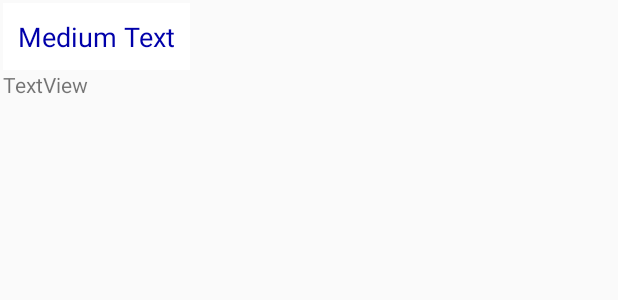
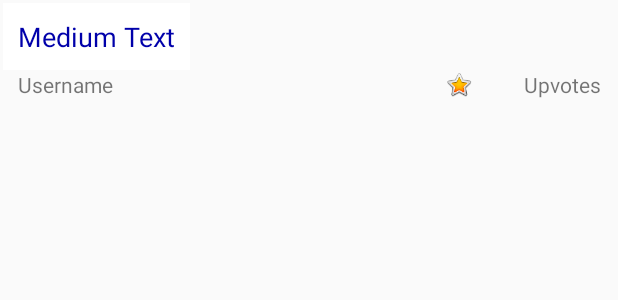
Before and after one commit to zrivard/Class-Connect, an Android app: the layout chat_item_white.xml on its own in the app's theme, with its tools: preview values and no code run, on a phone screen of 412 x 824 dp. Shown: the top 300 px of the screen. Run offline under Robolectric (Android 15) with nearby library versions, the phone set to English and light mode, and no system bars.

Commit message:
Upvote working

```diff
--- a/app/src/main/res/layout/chat_item_white.xml
+++ b/app/src/main/res/layout/chat_item_white.xml
@@ -1,5 +1,7 @@
 <?xml version="1.0" encoding="utf-8"?>
 <LinearLayout xmlns:android="http://schemas.android.com/apk/res/android"
+    xmlns:app="http://schemas.android.com/apk/res-auto"
+    xmlns:tools="http://schemas.android.com/tools"
     android:id="@+id/msgBubble"
     android:layout_width="match_parent"
     android:layout_height="wrap_content"
@@ -18,11 +20,35 @@
         android:textAppearance="?android:attr/textAppearanceMedium"
         android:textColor="#0000aa" />
 
-    <TextView
-        android:id="@+id/usrID"
-        android:layout_gravity="left"
-        android:gravity="left"
+    <LinearLayout
         android:layout_width="match_parent"
-        android:layout_height="wrap_content"
-        android:text="TextView" />
+        android:layout_height="19dp"
+        android:orientation="horizontal">
+
+        <TextView
+            android:id="@+id/usrID"
+            android:layout_width="276dp"
+            android:layout_height="wrap_content"
+            android:layout_gravity="left"
+            android:gravity="left"
+            android:paddingLeft="10dp"
+            android:text="Username" />
+
+        <ImageView
+            android:id="@+id/upvoteIcon"
+            android:layout_width="22dp"
+            android:layout_height="wrap_content"
+            android:layout_weight="1"
+            app:srcCompat="@android:drawable/btn_star_big_on" />
+
+        <TextView
+            android:id="@+id/msgVotes"
+            android:layout_width="76dp"
+            android:layout_height="wrap_content"
+            android:gravity="right"
+            android:paddingRight="10dp"
+            android:text="Upvotes" />
+
+    </LinearLayout>
+
 </LinearLayout>
--- a/app/src/main/res/values/strings.xml
+++ b/app/src/main/res/values/strings.xml
@@ -8,6 +8,8 @@
     <string name="chatrooms">Chatrooms</string>
     <string name="logout">Logout</string>
     <string name="homeSettings">Settings</string>
+    <string name="upvoteMessage">upvote message</string>
+
 
     <!-- TODO: Remove or change this placeholder text -->
     <string name="hello_blank_fragment">Hello blank fragment</string>
@@ -35,4 +37,7 @@
     <!--Socket message event types -->
     <string name="new_msg_event">chat message</string>
     <string name="change_room_event">change room</string>
+    <string name="anonymous">Anonymous</string>
+    <string name="new_upvote_event">upvote message</string>
+    <string name="new_downvote_event">downvote message</string>
 </resources>
```
Also changed, not shown: app/src/main/java/champagne86/com/classconnect/ChatroomFragment.java (+25 -25 lines), app/src/main/java/champagne86/com/classconnect/Message.java (+30 -4 lines), app/src/main/java/champagne86/com/classconnect/MessageAdapter.java (+145 -22 lines), app/src/main/res/layout/activity_chatroom.xml (+18 -3 lines), app/src/main/res/layout/chat_item_blue.xml (+33 -6 lines).
